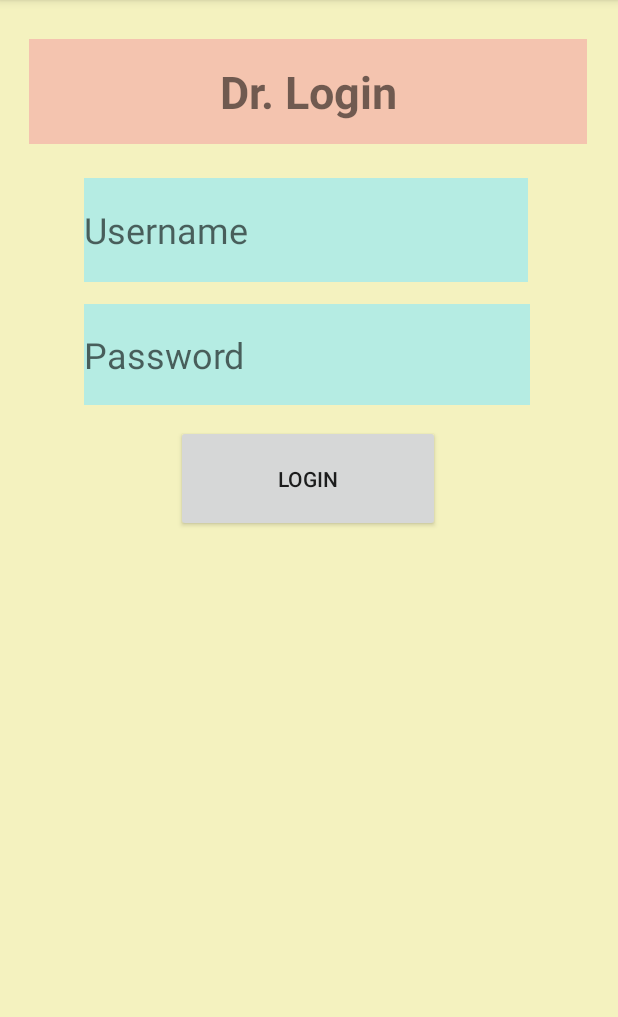
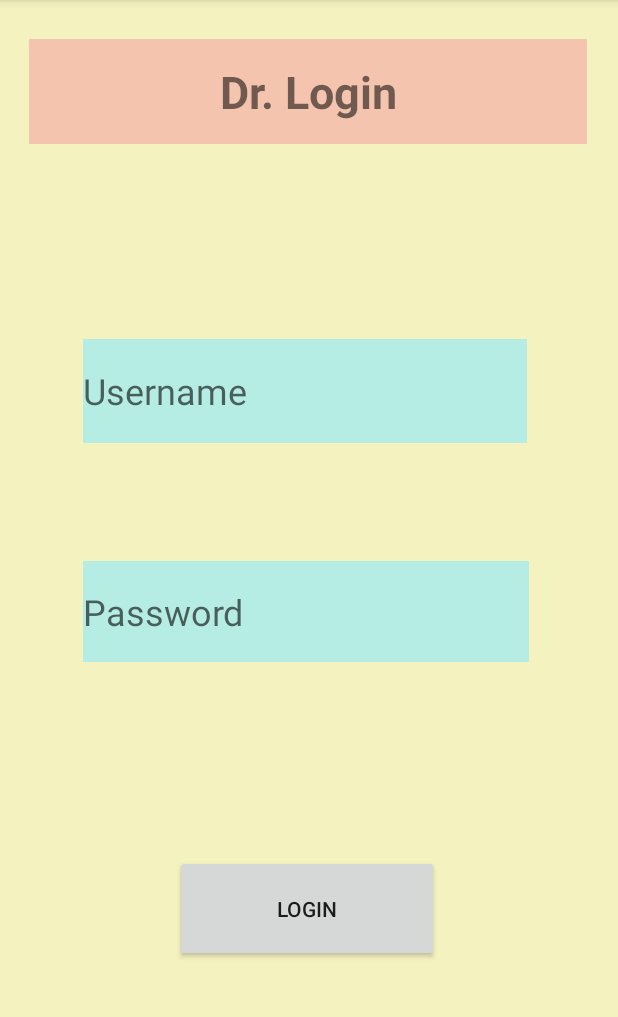
Before and after one commit to asish03/DoctorPrescribed, an Android app: the screen it shows after launch (doctorlogin), after a tap on "DOCTOR", on a phone screen of 412 x 824 dp, the part 84-1101 px from its top. Run offline under Robolectric (Android 15) with nearby library versions, the phone set to English and light mode, and no system bars; Roboto replaces fonts that are not available here.

```diff
--- a/app/src/main/res/layout/activity_doctorlogin.xml
+++ b/app/src/main/res/layout/activity_doctorlogin.xml
@@ -35,10 +35,10 @@
         android:textSize="24sp"
         app:layout_constraintBottom_toBottomOf="parent"
         app:layout_constraintEnd_toEndOf="@+id/textView"
-        app:layout_constraintHorizontal_bias="0.486"
+        app:layout_constraintHorizontal_bias="0.473"
         app:layout_constraintStart_toStartOf="@+id/textView"
-        app:layout_constraintTop_toBottomOf="@+id/textView"
-        app:layout_constraintVertical_bias="0.038" />
+        app:layout_constraintTop_toTopOf="parent"
+        app:layout_constraintVertical_bias="0.323" />
 
     <EditText
         android:id="@+id/doctorpwdtxt"
@@ -53,8 +53,8 @@
         app:layout_constraintEnd_toEndOf="@+id/usernametxt"
         app:layout_constraintHorizontal_bias="0.0"
         app:layout_constraintStart_toStartOf="@+id/usernametxt"
-        app:layout_constraintTop_toBottomOf="@+id/usernametxt"
-        app:layout_constraintVertical_bias="0.029" />
+        app:layout_constraintTop_toTopOf="parent"
+        app:layout_constraintVertical_bias="0.534" />
 
     <Button
         android:id="@+id/dctloginbtn"
@@ -66,6 +66,6 @@
         app:layout_constraintEnd_toEndOf="@+id/doctorpwdtxt"
         app:layout_constraintHorizontal_bias="0.504"
         app:layout_constraintStart_toStartOf="@+id/doctorpwdtxt"
-        app:layout_constraintTop_toBottomOf="@+id/doctorpwdtxt"
-        app:layout_constraintVertical_bias="0.032" />
+        app:layout_constraintTop_toTopOf="parent"
+        app:layout_constraintVertical_bias="0.818" />
 </androidx.constraintlayout.widget.ConstraintLayout>
```
